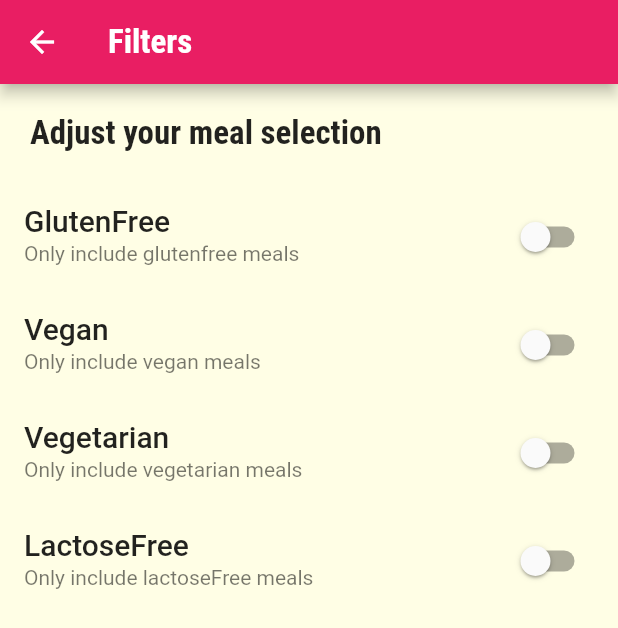
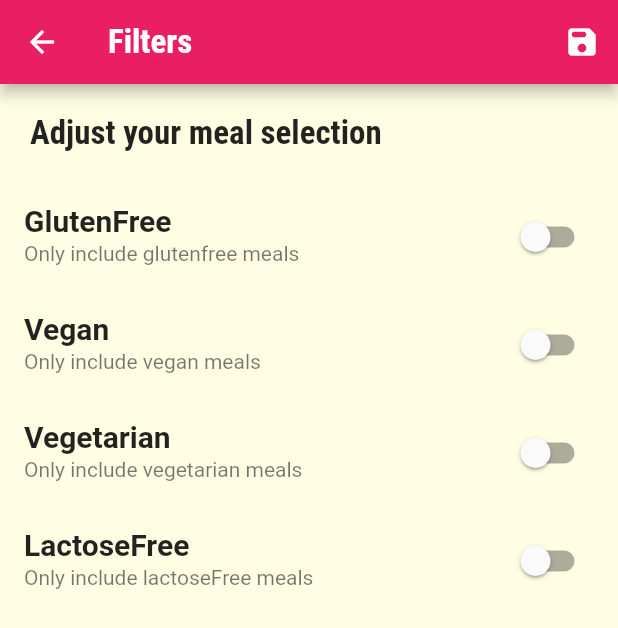
Before and after one commit to msarifin29/deliMeal, a Flutter app: the Filters screen opened by its route, on a phone screen of 412 x 824 dp. Shown: the top 628 px of the screen. Run offline on Flutter 3.47's test engine with Material 2 defaults, Android fonts, the phone set to English and light mode, and no system bars.

```diff
--- a/lib/main.dart
+++ b/lib/main.dart
@@ -1,4 +1,6 @@
 import 'package:flutter/material.dart';
+import 'package:meals_app/dummy_data.dart';
+import 'package:meals_app/models/meal.dart';
 import 'package:meals_app/screen/category_meal_screen.dart';
 import 'package:meals_app/screen/filters_screen.dart';
 import 'package:meals_app/screen/tabs_screen.dart';
@@ -9,8 +11,45 @@ void main() {
   runApp(const MyApp());
 }
 
-class MyApp extends StatelessWidget {
+class MyApp extends StatefulWidget {
   const MyApp({Key? key}) : super(key: key);
+
+  @override
+  State<MyApp> createState() => _MyAppState();
+}
+
+class _MyAppState extends State<MyApp> {
+  Map<String, bool> _filters = {
+    'gluten': false,
+    'vegan': false,
+    'vegetarian': false,
+    'lactose': false
+  };
+
+  // ignore: unused_field
+  List<Meal> _availableMeals = DUMMY_MEALS;
+
+  _setFilters(Map<String, bool> filterData) {
+    setState(() {
+      print(_filters);
+      _filters = filterData;
+      _availableMeals = DUMMY_MEALS.where((meal) {
+        if (_filters['gluten']! && !meal.isGlutenFree) {
+          return false;
+        }
+        if (_filters['vegan']! && !meal.isVegan) {
+          return false;
+        }
+        if (_filters['vegetarian']! && !meal.isVegetarian) {
+          return false;
+        }
+        if (_filters['lactose']! && !meal.isLactoseFree) {
+          return false;
+        }
+        return true;
+      }).toList();
+    });
+  }
 
   @override
   Widget build(BuildContext context) {
@@ -30,12 +69,19 @@ class MyApp extends StatelessWidget {
       initialRoute: '/tabs',
       routes: <String, WidgetBuilder>{
         '/tabs': (context) => const TabsScreen(),
-        '/category-meal': (context) => const CategoryMealScreen(),
+        '/category-meal': (context) => CategoryMealScreen(
+              availableMeals: _availableMeals,
+            ),
         '/meal-detail': (context) => const MealDetailScreen(),
-        '/filters': ((context) => const Filters())
+        '/filters': (context) {
+          return Filters(
+            saveFilters: _setFilters,
+            currentFilters: _filters,
+          );
+        }
       },
       onUnknownRoute: (setting) {
-        return MaterialPageRoute(builder: (context) => CategoryScreen());
+        return MaterialPageRoute(builder: (context) => const CategoryScreen());
       },
       home: const TabsScreen(),
     );
--- a/lib/screen/filters_screen.dart
+++ b/lib/screen/filters_screen.dart
@@ -1,9 +1,14 @@
 import 'package:flutter/material.dart';
 
 class Filters extends StatefulWidget {
-  const Filters({Key? key}) : super(key: key);
+  const Filters(
+      {Key? key, required this.saveFilters, required this.currentFilters})
+      : super(key: key);
 
   static const routeName = '/filters';
+
+  final Function saveFilters;
+  final Map<String, bool> currentFilters;
 
   @override
   State<Filters> createState() => _FiltersState();
@@ -15,16 +20,25 @@ class _FiltersState extends State<Filters> {
   bool _vegetarian = false;
   bool _lactoseFree = false;
 
+  @override
+  initState() {
+    _glutenFree = widget.currentFilters['gluten']!;
+    _vegan = widget.currentFilters['vegan']!;
+    _vegetarian = widget.currentFilters['vegetarian']!;
+    _lactoseFree = widget.currentFilters['lactose']!;
+    super.initState();
+  }
+
   Widget _buildSwitchListTile(
-      bool currentValue, String title, String subTitle, updateValue) {
+      bool currentValue, String title, String subTitle, Function updateValue) {
     return SwitchListTile(
       title: Text(
         title,
-        style: TextStyle(fontSize: 20, fontWeight: FontWeight.w500),
+        style: const TextStyle(fontSize: 20, fontWeight: FontWeight.w600),
       ),
       subtitle: Text(subTitle),
       value: currentValue,
-      onChanged: updateValue,
+      onChanged: (value) => updateValue(value),
       activeColor: Theme.of(context).colorScheme.secondary,
     );
   }
@@ -34,6 +48,19 @@ class _FiltersState extends State<Filters> {
     return Scaffold(
         appBar: AppBar(
           title: const Text('Filters'),
+          actions: [
+            IconButton(
+                onPressed: () {
+                  final selectFilters = {
+                    'gluten': _glutenFree,
+                    'vegan': _vegan,
+                    'vegetarian': _vegetarian,
+                    'lactose': _lactoseFree
+                  };
+                  widget.saveFilters(selectFilters);
+                },
+                icon: const Icon(Icons.save_rounded))
+          ],
         ),
         body: ListView(
           children: [
--- a/lib/widgets/meal_item.dart
+++ b/lib/widgets/meal_item.dart
@@ -51,7 +51,6 @@ class MealItem extends StatelessWidget {
 
   void selectMeal(BuildContext context) {
     Navigator.pushNamed(context, '/meal-detail', arguments: id).then((result) {
-      print(result);
       if (result != null) {
         removeItem(result);
       }
```
Also changed, not shown: lib/screen/category_meal_screen.dart (+5 -5 lines).
